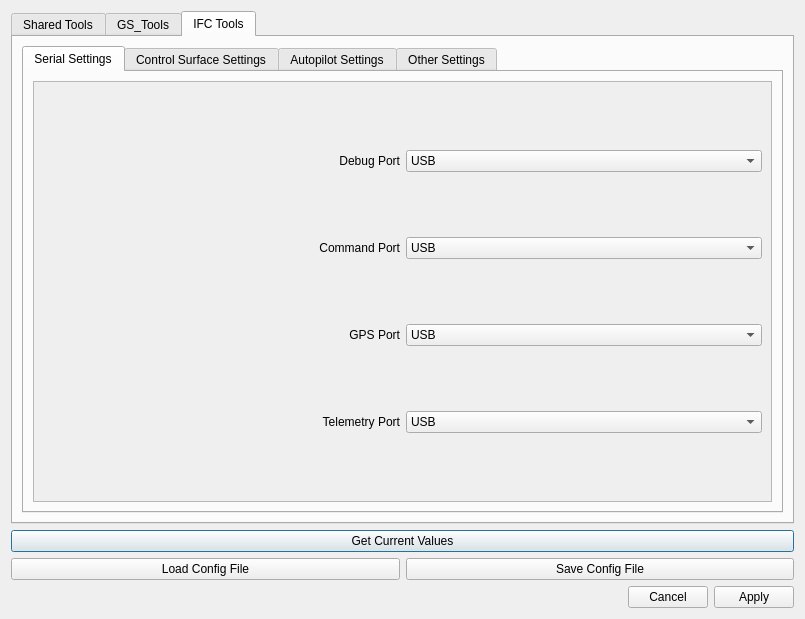
Old version of the form extras/ArdUAV_Config/config.ui in the repository Tubbz-alt/ArdUAV.
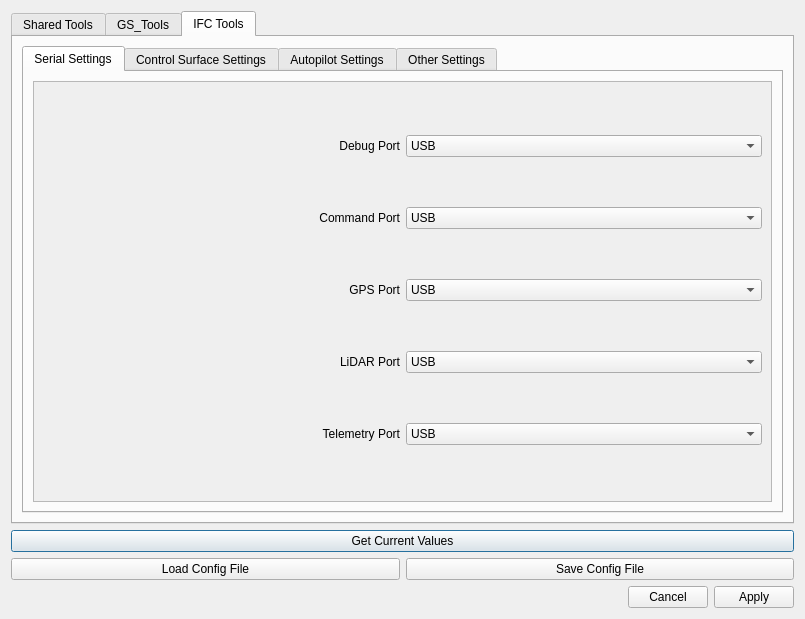
New version of the form. The open tabs and pages were chosen to show the change. Icons and pictures are not drawn.

The edit to the form file:
```diff
--- a/extras/ArdUAV_Config/config.ui
+++ b/extras/ArdUAV_Config/config.ui
@@ -1820,8 +1820,8 @@
                 <height>422</height>
                </rect>
               </property>
-              <layout class="QGridLayout" name="gridLayout_27">
-               <item row="0" column="0">
+              <layout class="QVBoxLayout" name="verticalLayout_2">
+               <item>
                 <layout class="QHBoxLayout" name="horizontalLayout_64">
                  <item>
                   <widget class="QLabel" name="label_64">
@@ -1869,7 +1869,7 @@
                  </item>
                 </layout>
                </item>
-               <item row="1" column="0">
+               <item>
                 <layout class="QHBoxLayout" name="horizontalLayout_65">
                  <item>
                   <widget class="QLabel" name="label_65">
@@ -1917,7 +1917,7 @@
                  </item>
                 </layout>
                </item>
-               <item row="2" column="0">
+               <item>
                 <layout class="QHBoxLayout" name="horizontalLayout_67">
                  <item>
                   <widget class="QLabel" name="label_67">
@@ -1965,7 +1965,55 @@
                  </item>
                 </layout>
                </item>
-               <item row="3" column="0">
+               <item>
+                <layout class="QHBoxLayout" name="horizontalLayout_68">
+                 <item>
+                  <widget class="QLabel" name="label_68">
+                   <property name="text">
+                    <string>LiDAR Port</string>
+                   </property>
+                   <property name="alignment">
+                    <set>Qt::AlignRight|Qt::AlignTrailing|Qt::AlignVCenter</set>
+                   </property>
+                  </widget>
+                 </item>
+                 <item>
+                  <widget class="QComboBox" name="IFCLiDARPort">
+                   <item>
+                    <property name="text">
+                     <string>USB</string>
+                    </property>
+                   </item>
+                   <item>
+                    <property name="text">
+                     <string>Serial1</string>
+                    </property>
+                   </item>
+                   <item>
+                    <property name="text">
+                     <string>Serial2</string>
+                    </property>
+                   </item>
+                   <item>
+                    <property name="text">
+                     <string>Serial3</string>
+                    </property>
+                   </item>
+                   <item>
+                    <property name="text">
+                     <string>Serial4</string>
+                    </property>
+                   </item>
+                   <item>
+                    <property name="text">
+                     <string>Serial5</string>
+                    </property>
+                   </item>
+                  </widget>
+                 </item>
+                </layout>
+               </item>
+               <item>
                 <layout class="QHBoxLayout" name="horizontalLayout_66">
                  <item>
                   <widget class="QLabel" name="label_66">
```
Left out of the diff: 248 changed lines with no effect on the pictures.
